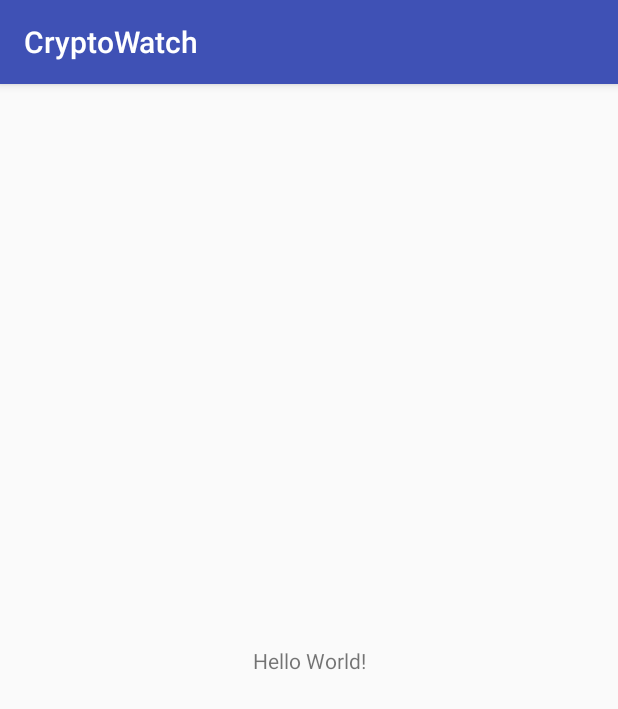
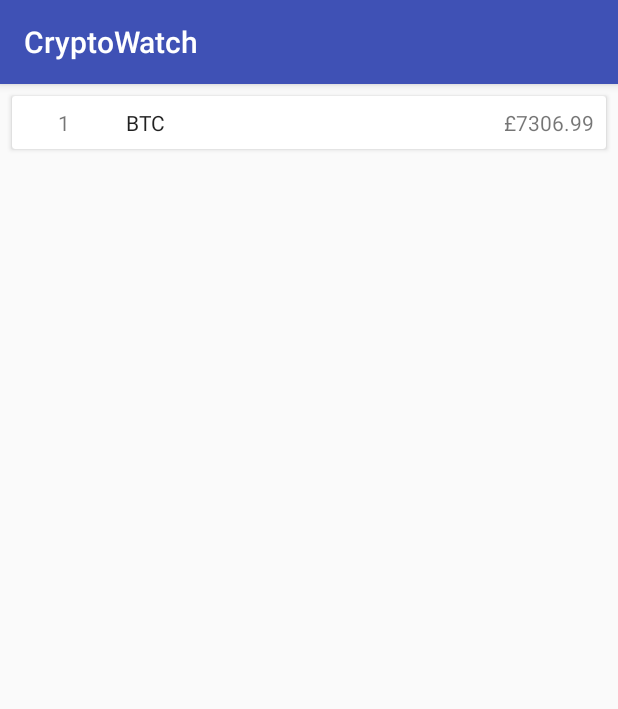
Before and after one commit to edbrook/android-CryptoWatch, an Android app: the screen it shows after launch (CurrencyListActivity), on a phone screen of 412 x 824 dp. Shown: the top 709 px of the screen. Run offline under Robolectric (Android 15) with nearby library versions, the phone set to English and light mode, and no system bars; our stand-ins replace Room's generated code, data binding.

Commit message:
Base setup of DB / ViewModel / Databinding complete

```diff
--- a/app/src/main/AndroidManifest.xml
+++ b/app/src/main/AndroidManifest.xml
@@ -3,16 +3,16 @@
     package="uk.co.dekoorb.android.cryptowatch">
 
     <application
+        android:name=".CurrencyApp"
         android:allowBackup="true"
         android:icon="@mipmap/ic_launcher"
         android:label="@string/app_name"
         android:roundIcon="@mipmap/ic_launcher_round"
         android:supportsRtl="true"
         android:theme="@style/AppTheme">
-        <activity android:name=".CurrencyListActivity">
+        <activity android:name=".ui.list.CurrencyListActivity">
             <intent-filter>
                 <action android:name="android.intent.action.MAIN" />
-
                 <category android:name="android.intent.category.LAUNCHER" />
             </intent-filter>
         </activity>
--- /dev/null
+++ b/app/src/main/java/uk/co/dekoorb/android/cryptowatch/CurrencyApp.kt
@@ -0,0 +1,34 @@
+package uk.co.dekoorb.android.cryptowatch
+
+import android.app.Application
+import android.arch.persistence.room.Room
+import android.os.AsyncTask
+import uk.co.dekoorb.android.cryptowatch.db.CurrencyDatabase
+import uk.co.dekoorb.android.cryptowatch.db.entity.Currency
+
+/**
+ * Created by edbrook on 22/01/2018.
+ */
+class CurrencyApp: Application() {
+    companion object {
+        var DB_NAME = "currency_db"
+        var db: CurrencyDatabase? = null
+    }
+
+    override fun onCreate() {
+        super.onCreate()
+        db = Room.databaseBuilder(this, CurrencyDatabase::class.java, DB_NAME).build()
+        CreateFakeData().execute()
+    }
+
+    class CreateFakeData: AsyncTask<Void, Void, Void>() {
+        override fun doInBackground(vararg p0: Void?): Void? {
+            db?.currencyDao()?.addCurrency(createRandomCurrency())
+            return null
+        }
+        private fun createRandomCurrency(): Currency {
+            return Currency(id = "AAA", rank = 1, symbol = "BTC", priceGbp = Math.random() * 10000)
+        }
+    }
+
+}
--- a/app/src/main/java/uk/co/dekoorb/android/cryptowatch/CurrencyListActivity.kt
+++ /dev/null
@@ -1,12 +0,0 @@
-package uk.co.dekoorb.android.cryptowatch
-
-import android.support.v7.app.AppCompatActivity
-import android.os.Bundle
-
-class CurrencyListActivity : AppCompatActivity() {
-
-    override fun onCreate(savedInstanceState: Bundle?) {
-        super.onCreate(savedInstanceState)
-        setContentView(R.layout.activity_currency_list)
-    }
-}
--- a/app/src/main/java/uk/co/dekoorb/android/cryptowatch/db/entity/Currency.kt
+++ b/app/src/main/java/uk/co/dekoorb/android/cryptowatch/db/entity/Currency.kt
@@ -9,30 +9,30 @@ import android.arch.persistence.room.PrimaryKey
 
 @Entity
 data class Currency(
-        @PrimaryKey
-        val id: String,
+    @PrimaryKey
+    var id: String = "",
 
-        val name: String,
-        val symbol: String,
-        val rank: Int,
+    var name: String = "",
+    var symbol: String = "",
+    var rank: Int = -1,
 
-        val priceUsd: Double,
-        val priceBtc: Double,
-        val priceGbp: Double,
+    var priceUsd: Double = 0.0,
+    var priceBtc: Double = 0.0,
+    var priceGbp: Double = 0.0,
 
-        val volumeUsd: Double,
-        val volumeGbp: Double,
+    var volumeUsd: Double = 0.0,
+    var volumeGbp: Double = 0.0,
 
-        val marketCapUsd: Double,
-        val marketCapGbp: Double,
+    var marketCapUsd: Double = 0.0,
+    var marketCapGbp: Double = 0.0,
 
-        val availableSupply: Double,
-        val totalSupply: Double,
-        val maxSupply: Double,
+    var availableSupply: Double = 0.0,
+    var totalSupply: Double = 0.0,
+    var maxSupply: Double = 0.0,
 
-        val percentChange1h: Float,
-        val percentChange7d: Float,
-        val percentChange24h: Float,
+    var percentChange1h: Float = 0.0f,
+    var percentChange7d: Float = 0.0f,
+    var percentChange24h: Float = 0.0f,
 
-        val lastUpdated: Int
+    var lastUpdated: Int = 0
 )
--- /dev/null
+++ b/app/src/main/java/uk/co/dekoorb/android/cryptowatch/ui/BindingAdapters.kt
@@ -0,0 +1,25 @@
+package uk.co.dekoorb.android.cryptowatch.ui
+
+import android.databinding.BindingAdapter
+import android.widget.TextView
+import java.util.*
+
+
+/**
+ * Created by edbrook on 22/01/2018.
+ */
+
+@BindingAdapter("intval")
+fun setIntText(view: TextView, value: Int) {
+    view.text = String.format(Locale.UK, "%d", value)
+}
+
+@BindingAdapter("currencyVal")
+fun setDoubleText(view: TextView, value: Double) {
+    view.text = String.format(Locale.UK, "£%.2f", value)
+}
+
+@BindingAdapter("floatval")
+fun setFloatText(view: TextView, value: Float) {
+    view.text = String.format(Locale.UK, "%.2f", value)
+}
--- /dev/null
+++ b/app/src/main/java/uk/co/dekoorb/android/cryptowatch/ui/ItemClickListener.kt
@@ -0,0 +1,11 @@
+package uk.co.dekoorb.android.cryptowatch.ui
+
+import uk.co.dekoorb.android.cryptowatch.db.entity.Currency
+
+/**
+ * Created by edbrook on 22/01/2018.
+ */
+interface ItemClickListener {
+    fun onClick(currency: Currency)
+    fun onLongClick(currency: Currency): Boolean
+}
--- /dev/null
+++ b/app/src/main/java/uk/co/dekoorb/android/cryptowatch/ui/list/CurrencyListActivity.kt
@@ -0,0 +1,20 @@
+package uk.co.dekoorb.android.cryptowatch.ui.list
+
+import android.support.v7.app.AppCompatActivity
+import android.os.Bundle
+import uk.co.dekoorb.android.cryptowatch.R
+
+class CurrencyListActivity : AppCompatActivity() {
+
+    override fun onCreate(savedInstanceState: Bundle?) {
+        super.onCreate(savedInstanceState)
+        setContentView(R.layout.activity_currency_list)
+
+        if (savedInstanceState == null) {
+            val fragment = CurrencyListFragment.newInstance()
+            supportFragmentManager.beginTransaction()
+                    .add(R.id.currency_fragment, fragment, CurrencyListFragment.TAG)
+                    .commit()
+        }
+    }
+}
--- /dev/null
+++ b/app/src/main/java/uk/co/dekoorb/android/cryptowatch/ui/list/CurrencyListAdapter.kt
@@ -0,0 +1,68 @@
+package uk.co.dekoorb.android.cryptowatch.ui.list
+
+import android.databinding.DataBindingUtil
+import android.support.v7.widget.RecyclerView
+import android.view.LayoutInflater
+import android.view.View
+import android.view.ViewGroup
+import uk.co.dekoorb.android.cryptowatch.R
+import uk.co.dekoorb.android.cryptowatch.databinding.CurrencyListItemBinding
+import uk.co.dekoorb.android.cryptowatch.db.entity.Currency
+import uk.co.dekoorb.android.cryptowatch.ui.ItemClickListener
+
+/**
+ * Created by edbrook on 22/01/2018.
+ */
+class CurrencyListAdapter(listener: ItemClickListener):
+        RecyclerView.Adapter<CurrencyListAdapter.CurrencyViewHolder>() {
+
+    private var mCurrencyList: List<Currency>? = null
+    private val mItemClickListener: ItemClickListener = listener
+
+    override fun onCreateViewHolder(parent: ViewGroup?, viewType: Int): CurrencyViewHolder {
+        val itemBinding: CurrencyListItemBinding = DataBindingUtil.inflate(
+                LayoutInflater.from(parent?.context),
+                R.layout.currency_list_item,
+                parent, false)
+
+        return CurrencyViewHolder(itemBinding, mItemClickListener)
+    }
+
+    override fun getItemCount(): Int {
+        return mCurrencyList?.size ?: 0
+    }
+
+    override fun onBindViewHolder(holder: CurrencyViewHolder?, position: Int) {
+        holder?.setCurrency(mCurrencyList!![position])
+    }
+
+    fun setCurrencyList(currencyList: List<Currency>?) {
+        mCurrencyList = currencyList
+    }
+
+    class CurrencyViewHolder(itemBinding: CurrencyListItemBinding, listener: ItemClickListener):
+            RecyclerView.ViewHolder(itemBinding.root),
+            View.OnClickListener,
+            View.OnLongClickListener {
+
+        private val mListener = listener
+        private val mBinding = itemBinding
+
+        fun setCurrency(currency: Currency) {
+            mBinding.currency = currency
+        }
+
+        override fun onClick(p0: View?) {
+            mListener.onClick(mBinding.currency!!)
+        }
+
+        override fun onLongClick(p0: View?): Boolean {
+            return mListener.onLongClick(mBinding.currency!!)
+        }
+
+        init {
+            mBinding.currencyItem.setOnClickListener(this)
+            mBinding.currencyItem.setOnLongClickListener(this)
+        }
+    }
+}
--- /dev/null
+++ b/app/src/main/java/uk/co/dekoorb/android/cryptowatch/ui/list/CurrencyListFragment.kt
@@ -0,0 +1,63 @@
+package uk.co.dekoorb.android.cryptowatch.ui.list
+
+import android.arch.lifecycle.Observer
+import android.arch.lifecycle.ViewModelProviders
+import android.databinding.DataBindingUtil
+import android.os.Bundle
+import android.support.v4.app.Fragment
+import android.support.v7.widget.LinearLayoutManager
+import android.util.Log
+import android.view.LayoutInflater
+import android.view.View
+import android.view.ViewGroup
+import uk.co.dekoorb.android.cryptowatch.R
+import uk.co.dekoorb.android.cryptowatch.databinding.FragmentCurrencyListBinding
+import uk.co.dekoorb.android.cryptowatch.db.entity.Currency
+import uk.co.dekoorb.android.cryptowatch.ui.ItemClickListener
+
+/**
+ * Created by edbrook on 22/01/2018.
+ */
+class CurrencyListFragment:
+        Fragment(), ItemClickListener {
+
+    companion object {
+        const val TAG = "CurrencyListFragment"
+        fun newInstance(): CurrencyListFragment {
+            return CurrencyListFragment()
+        }
+    }
+
+    private var mAdapter: CurrencyListAdapter? = null
+    private var mBinding: FragmentCurrencyListBinding? = null
+    private var mViewModel: CurrencyListViewModel? = null
+
+    override fun onCreateView(inflater: LayoutInflater?, container: ViewGroup?, savedInstanceState: Bundle?): View? {
+        mAdapter = CurrencyListAdapter(this)
+        mBinding = DataBindingUtil.inflate(inflater, R.layout.fragment_currency_list, container, false)
+        mBinding!!.currencyList.layoutManager = LinearLayoutManager(context)
+        mBinding!!.currencyList.adapter = mAdapter
+        return mBinding?.root
+    }
+
+    override fun onActivityCreated(savedInstanceState: Bundle?) {
+        super.onActivityCreated(savedInstanceState)
+        mViewModel = ViewModelProviders.of(this).get(CurrencyListViewModel::class.java)
+        subscribeUi()
+    }
+
+    private fun subscribeUi() {
+        mViewModel?.getCurrencyList()?.observe(this, Observer<List<Currency>> {
+            mAdapter?.setCurrencyList(it)
+        })
+    }
+
+    override fun onClick(currency: Currency) {
+        Log.d(TAG, "onClick: " + currency.name)
+    }
+
+    override fun onLongClick(currency: Currency): Boolean {
+        Log.d(TAG, "onLongClick: " + currency.name)
+        return true
+    }
+}
--- /dev/null
+++ b/app/src/main/java/uk/co/dekoorb/android/cryptowatch/ui/list/CurrencyListViewModel.kt
@@ -0,0 +1,20 @@
+package uk.co.dekoorb.android.cryptowatch.ui.list
+
+import android.arch.lifecycle.LiveData
+import android.arch.lifecycle.ViewModel
+import uk.co.dekoorb.android.cryptowatch.CurrencyApp
+import uk.co.dekoorb.android.cryptowatch.db.CurrencyDatabase
+import uk.co.dekoorb.android.cryptowatch.db.entity.Currency
+
+/**
+ * Created by edbrook on 22/01/2018.
+ */
+class CurrencyListViewModel: ViewModel() {
+
+    private val mDb: CurrencyDatabase? = CurrencyApp.db
+
+    fun getCurrencyList(): LiveData<List<Currency>> {
+        return mDb?.currencyDao()!!.getAllCurrencies()
+    }
+
+}
--- a/app/src/main/res/layout/activity_currency_list.xml
+++ b/app/src/main/res/layout/activity_currency_list.xml
@@ -1,18 +1,13 @@
 <?xml version="1.0" encoding="utf-8"?>
-<android.support.constraint.ConstraintLayout xmlns:android="http://schemas.android.com/apk/res/android"
-    xmlns:app="http://schemas.android.com/apk/res-auto"
+<layout
+    xmlns:android="http://schemas.android.com/apk/res/android"
     xmlns:tools="http://schemas.android.com/tools"
-    android:layout_width="match_parent"
-    android:layout_height="match_parent"
-    tools:context="uk.co.dekoorb.android.cryptowatch.CurrencyListActivity">
+    tools:context="uk.co.dekoorb.android.cryptowatch.ui.list.CurrencyListActivity">
 
-    <TextView
-        android:layout_width="wrap_content"
-        android:layout_height="wrap_content"
-        android:text="Hello World!"
-        app:layout_constraintBottom_toBottomOf="parent"
-        app:layout_constraintLeft_toLeftOf="parent"
-        app:layout_constraintRight_toRightOf="parent"
-        app:layout_constraintTop_toTopOf="parent" />
+    <data></data>
 
-</android.support.constraint.ConstraintLayout>
+    <FrameLayout
+        android:id="@+id/currency_fragment"
+        android:layout_width="match_parent"
+        android:layout_height="match_parent"/>
+</layout>
--- /dev/null
+++ b/app/src/main/res/layout/currency_list_item.xml
@@ -0,0 +1,52 @@
+<?xml version="1.0" encoding="utf-8"?>
+<layout xmlns:android="http://schemas.android.com/apk/res/android"
+    xmlns:tools="http://schemas.android.com/tools"
+    xmlns:app="http://schemas.android.com/apk/res-auto">
+    <data>
+        <variable
+            name="currency"
+            type="uk.co.dekoorb.android.cryptowatch.db.entity.Currency"/>
+    </data>
+
+    <android.support.v7.widget.CardView
+        android:layout_margin="8dp"
+        android:layout_width="match_parent"
+        android:layout_height="wrap_content">
+
+        <LinearLayout
+            android:id="@+id/currency_item"
+            android:padding="8dp"
+            android:orientation="horizontal"
+            android:layout_width="match_parent"
+            android:layout_height="wrap_content">
+
+            <TextView
+                android:id="@+id/currency_rank"
+                android:layout_width="0dp"
+                android:layout_height="wrap_content"
+                android:layout_weight="1"
+                android:gravity="center"
+                app:intval="@{currency.rank}"
+                tools:text="1" />
+
+            <TextView
+                android:id="@+id/currency_symbol"
+                android:layout_width="0dp"
+                android:layout_height="wrap_content"
+                android:layout_weight="1"
+                android:gravity="center"
+                android:textAppearance="@style/TextAppearance.AppCompat.Body1"
+                android:text="@{currency.symbol}"
+                tools:text="BTC" />
+
+            <TextView
+                android:id="@+id/currency_price_gbp"
+                android:layout_weight="5"
+                android:layout_width="0dp"
+                android:layout_height="wrap_content"
+                android:gravity="end"
+                app:currencyVal="@{currency.priceGbp}"
+                tools:text="£8500.34"/>
+        </LinearLayout>
+    </android.support.v7.widget.CardView>
+</layout>
--- /dev/null
+++ b/app/src/main/res/layout/fragment_currency_list.xml
@@ -0,0 +1,18 @@
+<?xml version="1.0" encoding="utf-8"?>
+<layout xmlns:android="http://schemas.android.com/apk/res/android"
+    xmlns:tools="http://schemas.android.com/tools">
+    <data>
+    </data>
+
+    <FrameLayout
+        android:layout_width="match_parent"
+        android:layout_height="match_parent">
+
+        <android.support.v7.widget.RecyclerView
+            android:id="@+id/currency_list"
+            android:layout_width="match_parent"
+            android:layout_height="match_parent"
+            tools:context=".ui.list.CurrencyListActivity"/>
+
+    </FrameLayout>
+</layout>
```
Also changed, not shown: app/build.gradle (+19 -0 lines).
